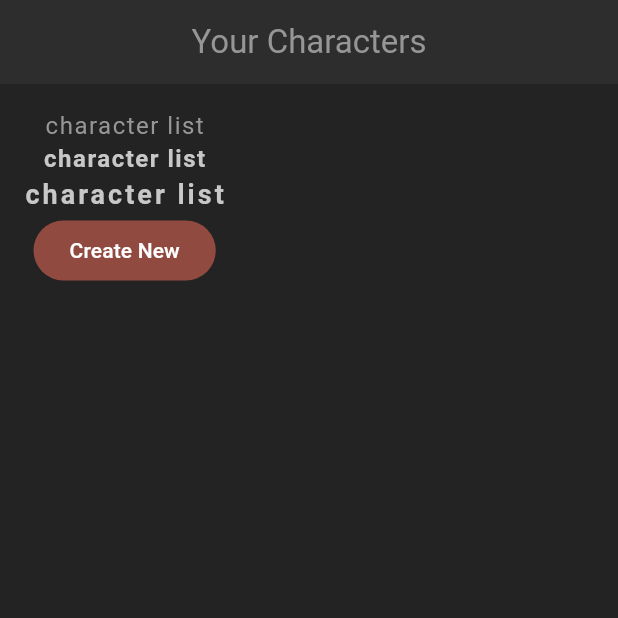
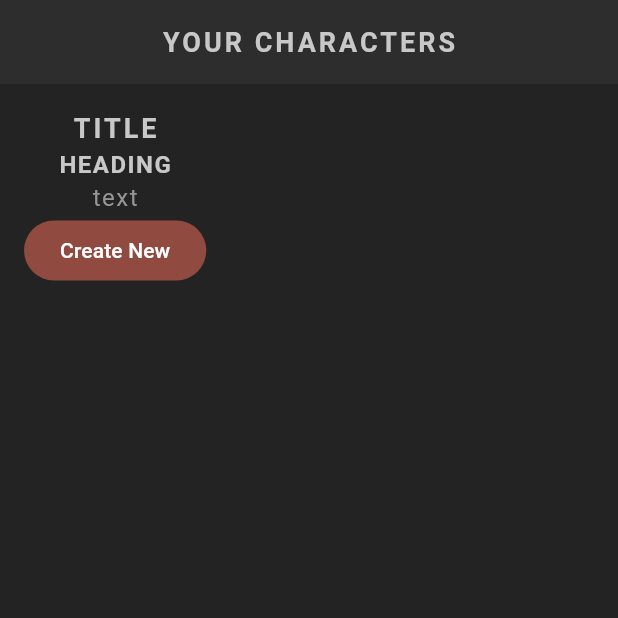
Before and after one commit to khairuljau/flutter_rpg, a Flutter app: the screen it shows after launch, on a phone screen of 412 x 824 dp, the top half of it. Run offline on Flutter 3.47's test engine with Material 3 defaults, Android fonts, the phone set to English and light mode, and no system bars.

Commit message:
Reusable styled text widgets

```diff
--- a/lib/screens/home/home.dart
+++ b/lib/screens/home/home.dart
@@ -1,4 +1,5 @@
 import 'package:flutter/material.dart';
+import 'package:flutter_rpg/shared/styled_text.dart';
 
 class Home extends StatefulWidget {
   const Home({super.key});
@@ -12,17 +13,15 @@ class _HomeState extends State<Home> {
   Widget build(BuildContext context) {
     return Scaffold(
       appBar: AppBar(
-        title: const Text('Your Characters'),
+        title: const StyledTitle('Your Characters'),
         centerTitle: true,
       ),
       body: Container(
         padding: const EdgeInsets.all(16),
         child: Column(children: [
-          const Text('character list'),
-          Text('character list',
-              style: Theme.of(context).textTheme.headlineMedium),
-          Text('character list',
-              style: Theme.of(context).textTheme.titleMedium),
+          const StyledTitle('title'),
+          const StyledHeading('heading'),
+          const StyledText('text'),
           FilledButton(
             onPressed: () {
               // navigate to the create screen
--- /dev/null
+++ b/lib/shared/styled_text.dart
@@ -0,0 +1,43 @@
+import 'package:flutter/material.dart';
+
+class StyledText extends StatelessWidget {
+  const StyledText(this.text, {super.key});
+
+  final String text;
+
+  @override
+  Widget build(BuildContext context) {
+    return Text(text,
+        style: Theme.of(context)
+            .textTheme
+            .bodyMedium); // Use bodyMedium style from theme
+  }
+}
+
+class StyledHeading extends StatelessWidget {
+  const StyledHeading(this.text, {super.key});
+
+  final String text;
+
+  @override
+  Widget build(BuildContext context) {
+    return Text(text.toUpperCase(),
+        style: Theme.of(context)
+            .textTheme
+            .headlineMedium); // Use headlineMedium style from theme
+  }
+}
+
+class StyledTitle extends StatelessWidget {
+  const StyledTitle(this.text, {super.key});
+
+  final String text;
+
+  @override
+  Widget build(BuildContext context) {
+    return Text(text.toUpperCase(),
+        style: Theme.of(context)
+            .textTheme
+            .titleMedium); // Use titleMedium style from theme
+  }
+}
```
Also changed, not shown: lib/main.dart (+11 -19 lines).
